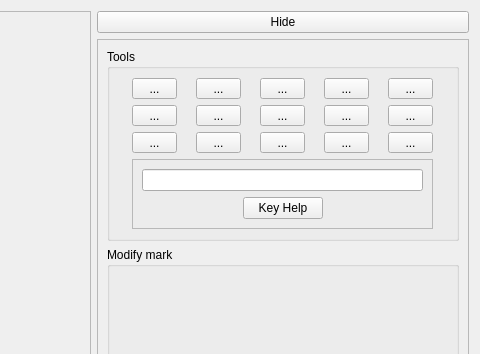
This is qtCreatorFiles/ui_annotator_lefthandmouse.ui in plomgrading/plom as Qt 5 draws it before an edit; both pictures show x 382 to 862 and y 0 to 354 of the 862 by 670 pixel window. The edited form follows.
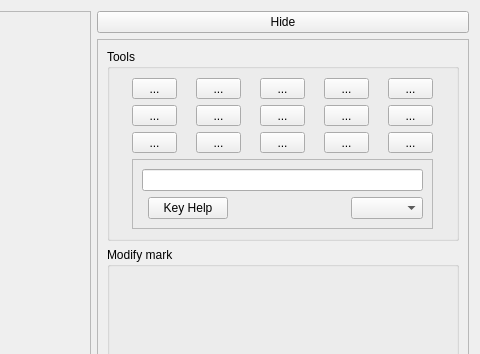
This is the edited form.

```diff
--- a/qtCreatorFiles/ui_annotator_lefthandmouse.ui
+++ b/qtCreatorFiles/ui_annotator_lefthandmouse.ui
@@ -77,19 +77,6 @@
             <enum>QFrame::Raised</enum>
            </property>
            <layout class="QGridLayout" name="gridLayout_4">
-            <item row="1" column="0">
-             <spacer name="horizontalSpacer">
-              <property name="orientation">
-               <enum>Qt::Horizontal</enum>
-              </property>
-              <property name="sizeHint" stdset="0">
-               <size>
-                <width>40</width>
-                <height>20</height>
-               </size>
-              </property>
-             </spacer>
-            </item>
             <item row="1" column="1">
              <widget class="QPushButton" name="keyHelpButton">
               <property name="text">
@@ -110,7 +97,10 @@
               </property>
              </spacer>
             </item>
-            <item row="0" column="0" colspan="3">
+            <item row="1" column="3">
+             <widget class="QComboBox" name="zoomCB"/>
+            </item>
+            <item row="0" column="0" colspan="4">
              <widget class="QLineEdit" name="toolLineEdit">
               <property name="alignment">
                <set>Qt::AlignCenter</set>
```
